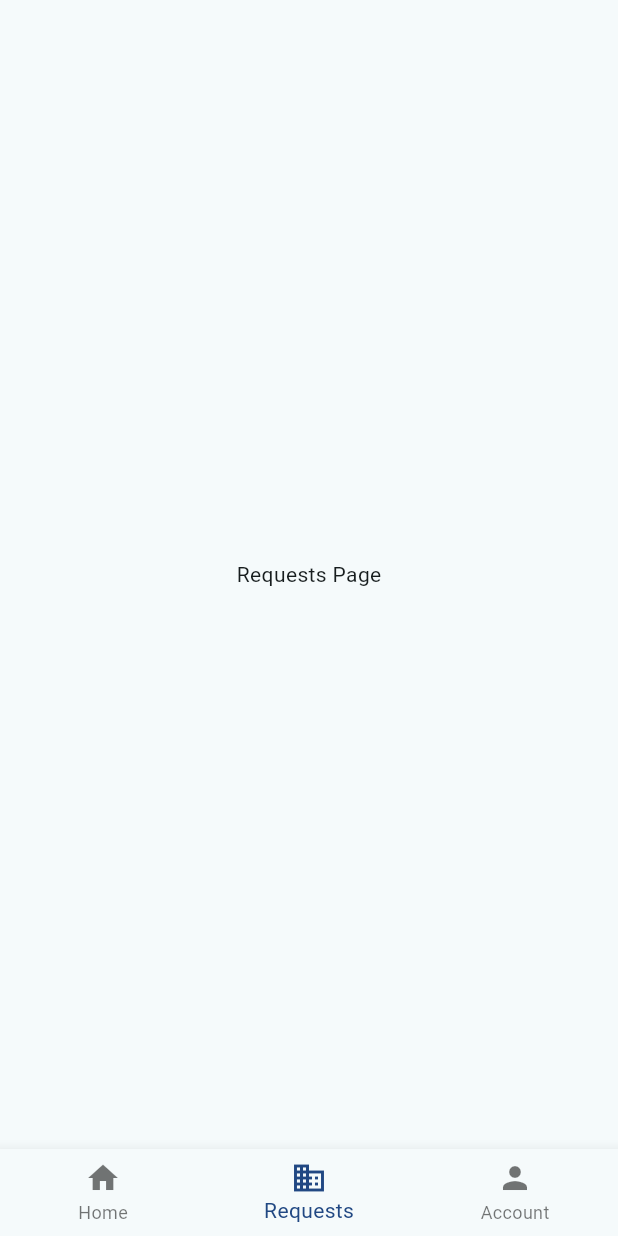
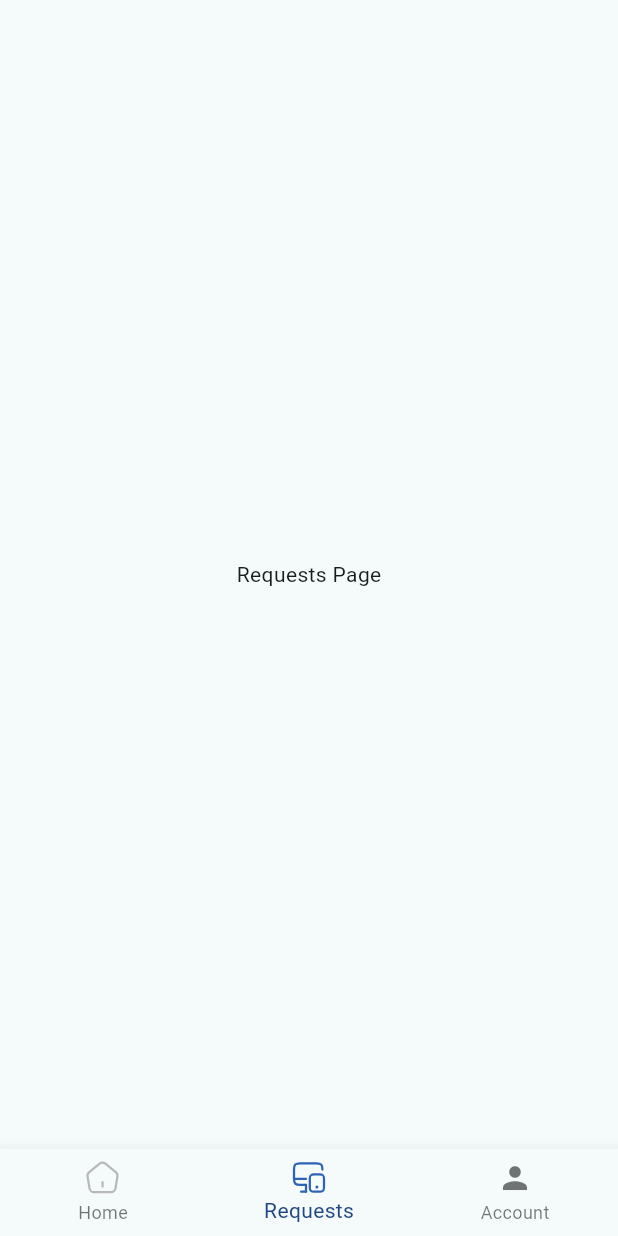
Before and after one commit to AugustineBlewu1/profile_screen, a Flutter app: the screen it shows after launch, item 2 of the bottom bar chosen, on a phone screen of 412 x 824 dp. Run offline on Flutter 3.47's test engine with Material 3 defaults, Android fonts, the phone set to English and light mode, and no system bars; our stand-ins replace dio, dotted_border, file_picker, flutter_svg.

Commit message:
fix: updated and fixed bottom icon

```diff
--- a/lib/src/screens/bottom_nav.dart
+++ b/lib/src/screens/bottom_nav.dart
@@ -23,8 +23,23 @@ class _BottomNavState extends State<BottomNav> {
         currentIndex: currentItem,
         onTap: onTap,
         items: <BottomNavigationBarItem>[
-          BottomNavigationBarItem(icon: Icon(Icons.home), label: 'Home'),
-          BottomNavigationBarItem(icon: Icon(Icons.business), label: 'Requests'),
+          BottomNavigationBarItem(
+              icon: SvgPicture.asset(
+                "assets/svg/home.svg",
+                color: neutral,
+              ),
+              label: 'Home',
+              activeIcon: SvgPicture.asset(
+                "assets/svg/home.svg",
+                color: primarColor,
+              )),
+          BottomNavigationBarItem(
+              icon: SvgPicture.asset(
+                "assets/svg/service.svg",
+                color: neutral,
+              ),
+              label: 'Requests',
+              activeIcon: SvgPicture.asset("assets/svg/service.svg")),
           BottomNavigationBarItem(icon: Icon(Icons.person), label: 'Account'),
         ],
       ),
```
Also changed, not shown: assets/svg/home.svg (added).
